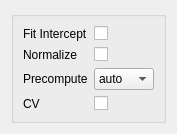
First picture: the form in ui/OMP.ui, repository tthatcher95/PyHAT_Point_Spectra_GUI, before the edit.
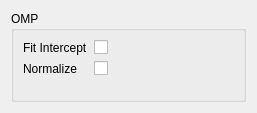
Second picture: the form after the edit.

Patch:
```diff
--- a/ui/OMP.ui
+++ b/ui/OMP.ui
@@ -6,8 +6,8 @@
    <rect>
     <x>0</x>
     <y>0</y>
-    <width>155</width>
-    <height>115</height>
+    <width>257</width>
+    <height>113</height>
    </rect>
   </property>
   <property name="sizePolicy">
@@ -22,6 +22,9 @@
   <layout class="QVBoxLayout" name="verticalLayout">
    <item>
     <widget class="QGroupBox" name="formGroupBox">
+     <property name="title">
+      <string>OMP</string>
+     </property>
      <layout class="QFormLayout" name="formLayout">
       <property name="fieldGrowthPolicy">
        <enum>QFormLayout::AllNonFixedFieldsGrow</enum>
@@ -66,58 +69,6 @@
         </property>
        </widget>
       </item>
-      <item row="2" column="0">
-       <widget class="QLabel" name="precomputeLabel">
-        <property name="text">
-         <string>Precompute</string>
-        </property>
-       </widget>
-      </item>
-      <item row="2" column="1">
-       <widget class="QComboBox" name="precomputeComboBox">
-        <property name="toolTip">
-         <string>Whether to use a precomputed Gram and Xy matrix to speed up
-calculations. Improves performance when n_targets or n_samples is very
-large. Note that if you already have such matrices, you can pass them
-directly to the fit method.</string>
-        </property>
-        <property name="whatsThis">
-         <string>http://scikit-learn.org/stable/modules/generated/sklearn.linear_model.OrthogonalMatchingPursuit.html</string>
-        </property>
-        <item>
-         <property name="text">
-          <string>auto</string>
-         </property>
-        </item>
-        <item>
-         <property name="text">
-          <string>True</string>
-         </property>
-        </item>
-        <item>
-         <property name="text">
-          <string>False</string>
-         </property>
-        </item>
-       </widget>
-      </item>
-      <item row="3" column="0">
-       <widget class="QLabel" name="cVLabel">
-        <property name="text">
-         <string>CV</string>
-        </property>
-       </widget>
-      </item>
-      <item row="3" column="1">
-       <widget class="QCheckBox" name="cVCheckBox">
-        <property name="toolTip">
-         <string>Cross Validate</string>
-        </property>
-        <property name="whatsThis">
-         <string>http://scikit-learn.org/stable/modules/generated/sklearn.linear_model.OrthogonalMatchingPursuit.html</string>
-        </property>
-       </widget>
-      </item>
      </layout>
     </widget>
    </item>
```
